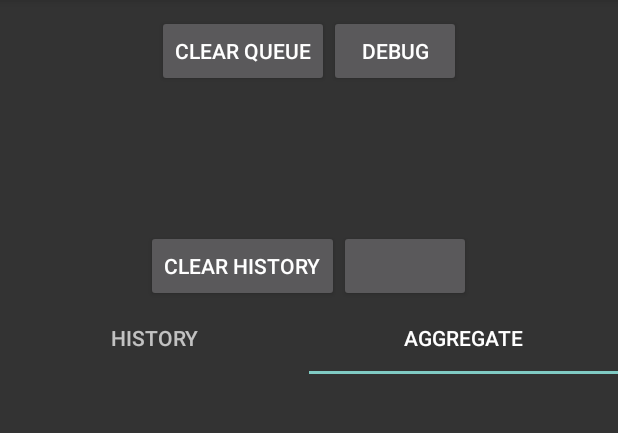
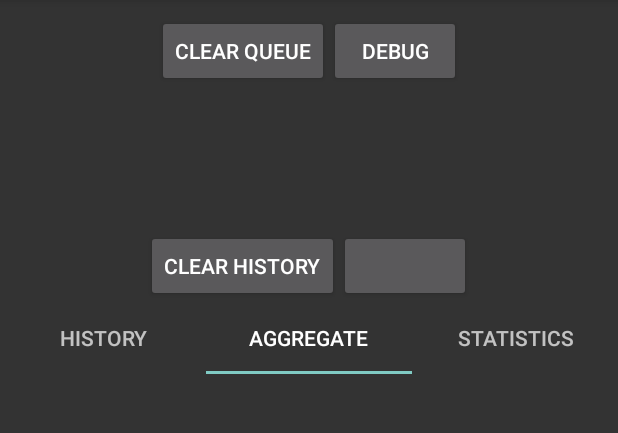
Before and after one commit to bernardorufino/android-transfer, an Android app: the screen it shows after launch (MainActivity), tab 2 chosen, on a phone screen of 412 x 824 dp, the part 84-517 px from its top. Run offline under Robolectric (Android 15) with nearby library versions, the phone set to English and light mode, and no system bars; our stand-ins replace data binding.

Commit message:
Add statistics fragment

```diff
--- a/main/src/main/java/com/brufino/android/playground/components/main/MainActivity.java
+++ b/main/src/main/java/com/brufino/android/playground/components/main/MainActivity.java
@@ -18,6 +18,7 @@ import androidx.lifecycle.ViewModelProviders;
 import androidx.viewpager.widget.PagerAdapter;
 import com.brufino.android.common.CommonConstants;
 import com.brufino.android.playground.MainConstants;
+import com.brufino.android.playground.components.main.pages.statistics.StatisticsFragment;
 import com.brufino.android.playground.extensions.concurrent.ConcurrencyUtils;
 import com.brufino.android.playground.extensions.permission.PermissionRequester;
 import com.brufino.android.playground.provision.Provisioners;
@@ -74,6 +75,7 @@ public class MainActivity extends AppCompatActivity
                 FixedFragmentsPagerAdapter.builder(getSupportFragmentManager())
                         .add("History", HistoryFragment::new)
                         .add("Aggregate", AggregateFragment::new)
+                        .add("Statistics", StatisticsFragment::new)
                         .build();
         binding.display.setAdapter(adapter);
     }
--- /dev/null
+++ b/main/src/main/java/com/brufino/android/playground/components/main/pages/statistics/StatisticsFragment.java
@@ -0,0 +1,47 @@
+package com.brufino.android.playground.components.main.pages.statistics;
+
+import android.os.Bundle;
+import android.view.LayoutInflater;
+import android.view.View;
+import android.view.ViewGroup;
+import androidx.annotation.Nullable;
+import androidx.fragment.app.Fragment;
+import androidx.lifecycle.ViewModelProvider;
+import androidx.lifecycle.ViewModelProviders;
+import com.brufino.android.playground.databinding.StatisticsFragmentBinding;
+import com.brufino.android.playground.provision.Provisioners;
+
+public class StatisticsFragment extends Fragment {
+    private final StatisticsFragmentProvisioner mProvisioner;
+    private ViewModelProvider.Factory mViewModelFactory;
+    private StatisticsFragmentBinding mBinding;
+
+    public StatisticsFragment() {
+        mProvisioner = Provisioners.get().getStatisticsFragmentProvisioner(this);
+    }
+
+    @Override
+    public void onCreate(@Nullable Bundle savedInstanceState) {
+        super.onCreate(savedInstanceState);
+        mViewModelFactory = mProvisioner.getViewModelFactory();
+    }
+
+    @Nullable
+    @Override
+    public View onCreateView(
+            LayoutInflater inflater,
+            @Nullable ViewGroup container,
+            @Nullable Bundle savedInstanceState) {
+        mBinding = StatisticsFragmentBinding.inflate(inflater, container, false);
+        mBinding.setLifecycleOwner(this);
+        return mBinding.getRoot();
+    }
+
+    @Override
+    public void onActivityCreated(@Nullable Bundle savedInstanceState) {
+        super.onActivityCreated(savedInstanceState);
+        StatisticsViewModel data =
+                ViewModelProviders.of(this, mViewModelFactory).get(StatisticsViewModel.class);
+        mBinding.setViewModel(data);
+    }
+}
--- /dev/null
+++ b/main/src/main/java/com/brufino/android/playground/components/main/pages/statistics/StatisticsFragmentProvisioner.java
@@ -0,0 +1,7 @@
+package com.brufino.android.playground.components.main.pages.statistics;
+
+import androidx.lifecycle.ViewModelProvider;
+
+public interface StatisticsFragmentProvisioner {
+    ViewModelProvider.Factory getViewModelFactory();
+}
--- /dev/null
+++ b/main/src/main/java/com/brufino/android/playground/components/main/pages/statistics/StatisticsViewModel.java
@@ -0,0 +1,16 @@
+package com.brufino.android.playground.components.main.pages.statistics;
+
+import android.app.Application;
+import androidx.lifecycle.AndroidViewModel;
+import com.brufino.android.playground.transfer.TransferManager;
+
+import java.util.concurrent.ExecutorService;
+
+public class StatisticsViewModel extends AndroidViewModel {
+    public StatisticsViewModel(
+            Application application,
+            TransferManager transferManager,
+            ExecutorService workExecutor) {
+        super(application);
+    }
+}
--- a/main/src/main/java/com/brufino/android/playground/provision/Provisioners.java
+++ b/main/src/main/java/com/brufino/android/playground/provision/Provisioners.java
@@ -17,6 +17,9 @@ import com.brufino.android.playground.components.main.pages.aggregate.AggregateV
 import com.brufino.android.playground.components.main.pages.history.HistoryAdapter;
 import com.brufino.android.playground.components.main.pages.history.HistoryFragmentProvisioner;
 import com.brufino.android.playground.components.main.pages.history.viewmodel.HistoryViewModel;
+import com.brufino.android.playground.components.main.pages.statistics.StatisticsFragment;
+import com.brufino.android.playground.components.main.pages.statistics.StatisticsFragmentProvisioner;
+import com.brufino.android.playground.components.main.pages.statistics.StatisticsViewModel;
 import com.brufino.android.playground.transfer.TransferManagerServiceProvisioner;
 import com.brufino.android.playground.transfer.task.TaskManager;
 import com.brufino.android.playground.transfer.TransferManager;
@@ -143,6 +146,22 @@ public class Provisioners {
         };
     }
 
+    public StatisticsFragmentProvisioner getStatisticsFragmentProvisioner(Fragment fragment) {
+        return new StatisticsFragmentProvisioner() {
+            @Override
+            public ViewModelProvider.Factory getViewModelFactory() {
+                return mProvisioner.getViewModelFactory(
+                        StatisticsViewModel.class,
+                        () ->
+                                new StatisticsViewModel(
+                                        fragment.getActivity().getApplication(),
+                                        mProvisioner.getTransferManager(
+                                                ApplicationContext.from(fragment)),
+                                        mProvisioner.getWorkExecutor()));
+            }
+        };
+    }
+
     public TransferServiceProvisioner getTransferServiceProvisioner(Service service) {
         return new TransferServiceProvisioner() {
             @Override
--- /dev/null
+++ b/main/src/main/res/layout/statistics_fragment.xml
@@ -0,0 +1,16 @@
+<?xml version="1.0" encoding="utf-8"?>
+<layout
+        xmlns:android="http://schemas.android.com/apk/res/android"
+        xmlns:tools="http://schemas.android.com/tools"
+        xmlns:app="http://schemas.android.com/apk/res-auto">
+    <data>
+        <variable
+                name="viewModel"
+                type="com.brufino.android.playground.components.main.pages.statistics.StatisticsViewModel"/>
+    </data>
+    <TextView
+            android:layout_width="match_parent"
+            android:layout_height="match_parent"
+            android:text="Foo"
+            style="@style/AppDisplay"/>
+</layout>
```
